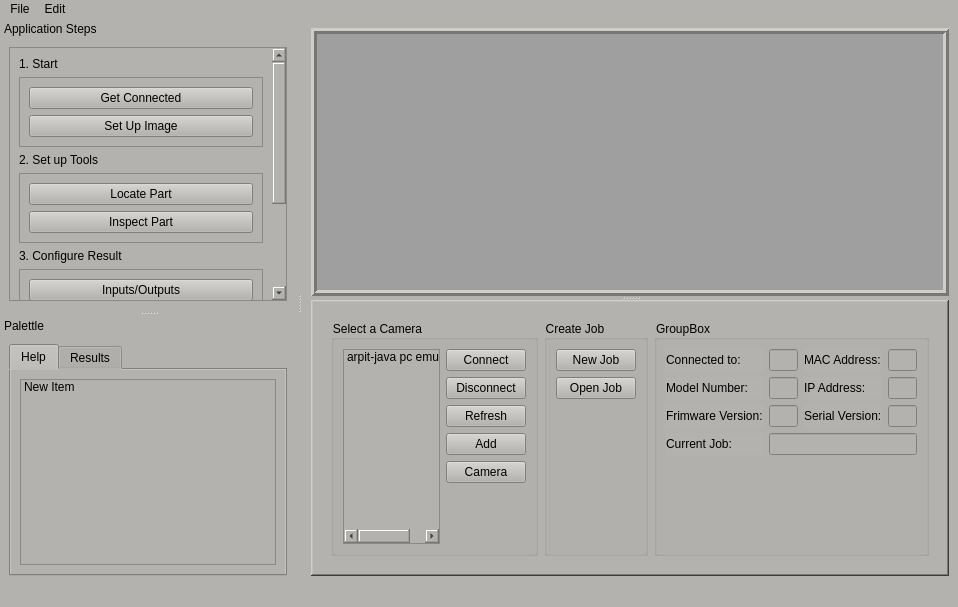
First picture: the form in deepvision-ui/gui/ui_mainwindow.ui, repository itsarpitgupta/dream-projects, before the edit.
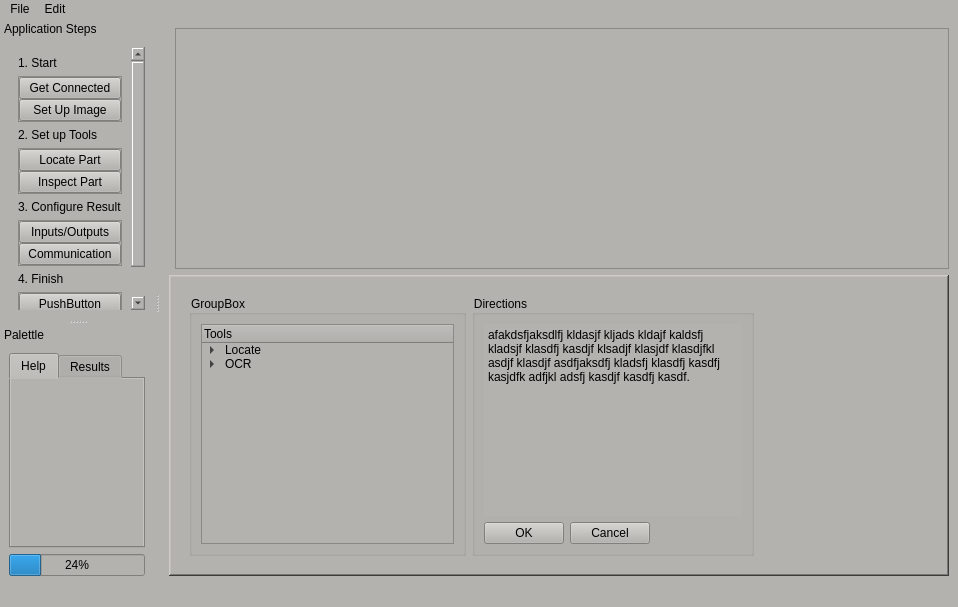
Second picture: the form after the edit. Custom widgets are drawn as their Qt base class.

Commit message: setup image stacked widget added

```diff
--- a/deepvision-ui/gui/ui_mainwindow.ui
+++ b/deepvision-ui/gui/ui_mainwindow.ui
@@ -25,6 +25,42 @@
   <widget class="QWidget" name="centralwidget">
    <layout class="QGridLayout" name="gridLayout_11">
     <item row="0" column="0">
+     <layout class="QHBoxLayout" name="horizontalLayout_2">
+      <item>
+       <widget class="MplWidget" name="MplWidget" native="true">
+        <property name="minimumSize">
+         <size>
+          <width>0</width>
+          <height>0</height>
+         </size>
+        </property>
+       </widget>
+      </item>
+      <item>
+       <widget class="QGraphicsView" name="graphicsView">
+        <property name="minimumSize">
+         <size>
+          <width>0</width>
+          <height>0</height>
+         </size>
+        </property>
+        <property name="sizeIncrement">
+         <size>
+          <width>0</width>
+          <height>0</height>
+         </size>
+        </property>
+        <property name="baseSize">
+         <size>
+          <width>0</width>
+          <height>0</height>
+         </size>
+        </property>
+       </widget>
+      </item>
+     </layout>
+    </item>
+    <item row="1" column="0">
      <widget class="QSplitter" name="splitter">
       <property name="minimumSize">
        <size>
@@ -41,61 +77,6 @@
       <property name="orientation">
        <enum>Qt::Vertical</enum>
       </property>
-      <widget class="QMdiArea" name="mdiArea">
-       <property name="focusPolicy">
-        <enum>Qt::ClickFocus</enum>
-       </property>
-       <property name="contextMenuPolicy">
-        <enum>Qt::DefaultContextMenu</enum>
-       </property>
-       <property name="acceptDrops">
-        <bool>true</bool>
-       </property>
-       <property name="statusTip">
-        <string/>
-       </property>
-       <property name="frameShape">
-        <enum>QFrame::Box</enum>
-       </property>
-       <property name="frameShadow">
-        <enum>QFrame::Raised</enum>
-       </property>
-       <property name="lineWidth">
-        <number>3</number>
-       </property>
-       <property name="verticalScrollBarPolicy">
-        <enum>Qt::ScrollBarAsNeeded</enum>
-       </property>
-       <property name="horizontalScrollBarPolicy">
-        <enum>Qt::ScrollBarAsNeeded</enum>
-       </property>
-       <property name="sizeAdjustPolicy">
-        <enum>QAbstractScrollArea::AdjustToContents</enum>
-       </property>
-       <property name="activationOrder">
-        <enum>QMdiArea::StackingOrder</enum>
-       </property>
-       <property name="viewMode">
-        <enum>QMdiArea::SubWindowView</enum>
-       </property>
-       <property name="documentMode">
-        <bool>true</bool>
-       </property>
-       <property name="tabsClosable">
-        <bool>true</bool>
-       </property>
-       <property name="tabsMovable">
-        <bool>true</bool>
-       </property>
-       <property name="tabShape">
-        <enum>QTabWidget::Rounded</enum>
-       </property>
-       <widget class="QWidget" name="subwindow">
-        <property name="windowTitle">
-         <string>Subwindow</string>
-        </property>
-       </widget>
-      </widget>
       <widget class="QFrame" name="frame">
        <property name="minimumSize">
         <size>
@@ -113,7 +94,7 @@
         <item row="0" column="0">
          <widget class="QStackedWidget" name="stackedWidget">
           <property name="currentIndex">
-           <number>0</number>
+           <number>2</number>
           </property>
           <widget class="QWidget" name="getconnected">
            <layout class="QGridLayout" name="gridLayout_6">
@@ -538,6 +519,133 @@
             </item>
            </layout>
           </widget>
+          <widget class="QWidget" name="page">
+           <layout class="QGridLayout" name="gridLayout_14">
+            <item row="0" column="0">
+             <widget class="QGroupBox" name="groupBox_6">
+              <property name="title">
+               <string>GroupBox</string>
+              </property>
+              <layout class="QGridLayout" name="gridLayout_12">
+               <item row="0" column="0">
+                <widget class="QTreeWidget" name="treeWidget">
+                 <property name="dragEnabled">
+                  <bool>true</bool>
+                 </property>
+                 <property name="dragDropMode">
+                  <enum>QAbstractItemView::DragOnly</enum>
+                 </property>
+                 <property name="animated">
+                  <bool>true</bool>
+                 </property>
+                 <column>
+                  <property name="text">
+                   <string>Tools</string>
+                  </property>
+                 </column>
+                 <item>
+                  <property name="text">
+                   <string>Locate</string>
+                  </property>
+                  <item>
+                   <property name="text">
+                    <string>Patterns</string>
+                   </property>
+                  </item>
+                  <item>
+                   <property name="text">
+                    <string>Edge</string>
+                   </property>
+                  </item>
+                 </item>
+                 <item>
+                  <property name="text">
+                   <string>OCR</string>
+                  </property>
+                  <item>
+                   <property name="text">
+                    <string>Dot Matrix</string>
+                   </property>
+                  </item>
+                  <item>
+                   <property name="text">
+                    <string>Barcode scanner</string>
+                   </property>
+                  </item>
+                 </item>
+                </widget>
+               </item>
+              </layout>
+             </widget>
+            </item>
+            <item row="0" column="1">
+             <widget class="QGroupBox" name="groupBox_7">
+              <property name="title">
+               <string>Directions</string>
+              </property>
+              <layout class="QGridLayout" name="gridLayout_13">
+               <item row="0" column="0" colspan="2">
+                <widget class="QPlainTextEdit" name="plainTextEdit">
+                 <property name="frameShape">
+                  <enum>QFrame::NoFrame</enum>
+                 </property>
+                 <property name="lineWidth">
+                  <number>0</number>
+                 </property>
+                 <property name="plainText">
+                  <string>afakdsfjaksdlfj kldasjf kljads kldajf kaldsfj kladsjf klasdfj kasdjf klsadjf klasjdf klasdjfkl asdjf klasdjf asdfjaksdfj kladsfj klasdfj kasdfj kasjdfk adfjkl adsfj kasdjf kasdfj kasdf.</string>
+                 </property>
+                </widget>
+               </item>
+               <item row="1" column="0">
+                <layout class="QHBoxLayout" name="horizontalLayout">
+                 <item>
+                  <widget class="QPushButton" name="pushButton_20">
+                   <property name="text">
+                    <string>OK</string>
+                   </property>
+                  </widget>
+                 </item>
+                 <item>
+                  <widget class="QPushButton" name="pushButton_19">
+                   <property name="text">
+                    <string>Cancel</string>
+                   </property>
+                  </widget>
+                 </item>
+                </layout>
+               </item>
+               <item row="1" column="1">
+                <spacer name="horizontalSpacer_2">
+                 <property name="orientation">
+                  <enum>Qt::Horizontal</enum>
+                 </property>
+                 <property name="sizeHint" stdset="0">
+                  <size>
+                   <width>89</width>
+                   <height>20</height>
+                  </size>
+                 </property>
+                </spacer>
+               </item>
+              </layout>
+             </widget>
+            </item>
+            <item row="0" column="2">
+             <spacer name="horizontalSpacer_3">
+              <property name="orientation">
+               <enum>Qt::Horizontal</enum>
+              </property>
+              <property name="sizeHint" stdset="0">
+               <size>
+                <width>178</width>
+                <height>20</height>
+               </size>
+              </property>
+             </spacer>
+            </item>
+           </layout>
+          </widget>
          </widget>
         </item>
        </layout>
@@ -589,6 +697,15 @@
     <layout class="QVBoxLayout" name="verticalLayout_3">
      <item>
       <widget class="QScrollArea" name="scrollArea">
+       <property name="frameShape">
+        <enum>QFrame::Box</enum>
+       </property>
+       <property name="frameShadow">
+        <enum>QFrame::Plain</enum>
+       </property>
+       <property name="lineWidth">
+        <number>0</number>
+       </property>
        <property name="verticalScrollBarPolicy">
         <enum>Qt::ScrollBarAlwaysOn</enum>
        </property>
@@ -600,8 +717,8 @@
          <rect>
           <x>0</x>
           <y>0</y>
-          <width>261</width>
-          <height>400</height>
+          <width>116</width>
+          <height>304</height>
          </rect>
         </property>
         <layout class="QVBoxLayout" name="verticalLayout_6">
@@ -621,6 +738,21 @@
             <enum>QFrame::Raised</enum>
            </property>
            <layout class="QVBoxLayout" name="verticalLayout">
+            <property name="spacing">
+             <number>0</number>
+            </property>
+            <property name="leftMargin">
+             <number>0</number>
+            </property>
+            <property name="topMargin">
+             <number>0</number>
+            </property>
+            <property name="rightMargin">
+             <number>0</number>
+            </property>
+            <property name="bottomMargin">
+             <number>0</number>
+            </property>
             <item>
              <widget class="QPushButton" name="pushButton">
               <property name="text">
@@ -654,6 +786,21 @@
             <enum>QFrame::Raised</enum>
            </property>
            <layout class="QVBoxLayout" name="verticalLayout_2">
+            <property name="spacing">
+             <number>0</number>
+            </property>
+            <property name="leftMargin">
+             <number>0</number>
+            </property>
+            <property name="topMargin">
+             <number>0</number>
+            </property>
+            <property name="rightMargin">
+             <number>0</number>
+            </property>
+            <property name="bottomMargin">
+             <number>0</number>
+            </property>
             <item>
              <widget class="QPushButton" name="pushButton_3">
               <property name="text">
@@ -687,6 +834,21 @@
             <enum>QFrame::Raised</enum>
            </property>
            <layout class="QVBoxLayout" name="verticalLayout_4">
+            <property name="spacing">
+             <number>0</number>
+            </property>
+            <property name="leftMargin">
+             <number>0</number>
+            </property>
+            <property name="topMargin">
+             <number>0</number>
+            </property>
+            <property name="rightMargin">
+             <number>0</number>
+            </property>
+            <property name="bottomMargin">
+             <number>0</number>
+            </property>
             <item>
              <widget class="QPushButton" name="pushButton_5">
               <property name="text">
@@ -720,6 +882,21 @@
             <enum>QFrame::Raised</enum>
            </property>
            <layout class="QVBoxLayout" name="verticalLayout_5">
+            <property name="spacing">
+             <number>0</number>
+            </property>
+            <property name="leftMargin">
+             <number>0</number>
+            </property>
+            <property name="topMargin">
+             <number>0</number>
+            </property>
+            <property name="rightMargin">
+             <number>0</number>
+            </property>
+            <property name="bottomMargin">
+             <number>0</number>
+            </property>
             <item>
              <widget class="QPushButton" name="pushButton_7">
               <property name="text">
@@ -771,17 +948,7 @@
         <attribute name="title">
          <string>Help</string>
         </attribute>
-        <layout class="QGridLayout" name="gridLayout_4">
-         <item row="0" column="0">
-          <widget class="QListWidget" name="listWidget">
-           <item>
-            <property name="text">
-             <string>New Item</string>
-            </property>
-           </item>
-          </widget>
-         </item>
-        </layout>
+        <layout class="QGridLayout" name="gridLayout_4"/>
        </widget>
        <widget class="QWidget" name="tab_4">
         <attribute name="title">
@@ -790,10 +957,25 @@
        </widget>
       </widget>
      </item>
+     <item row="1" column="0">
+      <widget class="QProgressBar" name="progressBar">
+       <property name="value">
+        <number>24</number>
+       </property>
+      </widget>
+     </item>
     </layout>
    </widget>
   </widget>
  </widget>
+ <customwidgets>
+  <customwidget>
+   <class>MplWidget</class>
+   <extends>QWidget</extends>
+   <header>mplwidget.h</header>
+   <container>1</container>
+  </customwidget>
+ </customwidgets>
  <resources/>
  <connections/>
 </ui>
```
Left out of the diff: 6 changed lines with no effect on the pictures. The commit also changes 3 other files.
